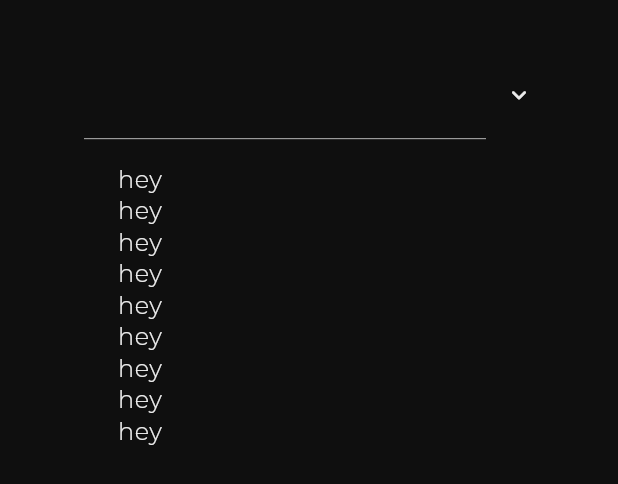
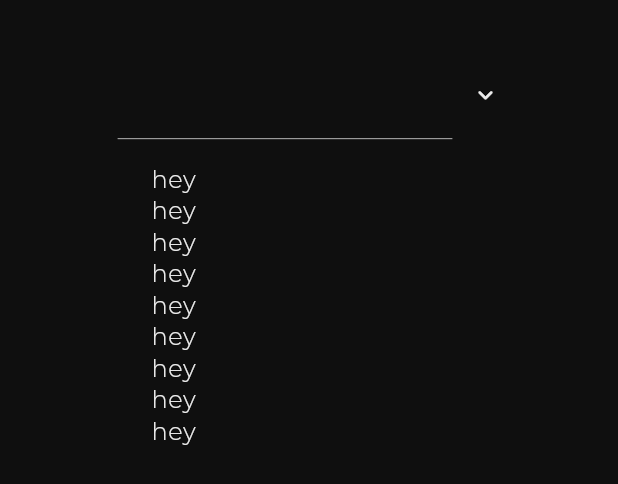
Before and after one commit to voidrt/aqwguide_flutter, a Flutter app: the ExpansionCardWidget widget shown alone on an empty page, opened directly with empty values, after a tap on the "keyboard arrow down" icon, on a phone screen of 412 x 824 dp. Shown: the top 484 px of the screen. Run offline on Flutter 3.47's test engine with Material 2 defaults, Android fonts, the phone set to English and light mode, and no system bars; our stand-ins replace flutter_riverpod, go_router, stack_trace; network calls fail; project files that could hold a hidden picture were left out.

Commit message:
(Temporary?) Fix to weird Column behaviour on Screen Layout

```diff
--- a/lib/general_widgets/expansion_card/expansion_card.dart
+++ b/lib/general_widgets/expansion_card/expansion_card.dart
@@ -19,18 +19,18 @@ class ExpansionCardWidget extends StatelessWidget {
   Widget build(BuildContext context) {
     return ExpansionTile(
       childrenPadding: const EdgeInsets.only(
-        left: PaddingMeasure.exg * 1.4,
+        left: PaddingMeasure.exg * 1.8,
         bottom: PaddingMeasure.g,
       ),
       tilePadding: const EdgeInsets.fromLTRB(
-        PaddingMeasure.exg, //left
+        PaddingMeasure.exg * 1.4, //left
         PaddingMeasure.g, //top
-        PaddingMeasure.exg, //right
+        PaddingMeasure.exg * 1.4, //right
         PaddingMeasure.p, //bottom
       ),
       title: Column(
         crossAxisAlignment: CrossAxisAlignment.start,
-        mainAxisSize: MainAxisSize.min,
+        mainAxisSize: MainAxisSize.max,
         children: [
           LabelText(string: cardTitle),
           const Divider(
--- a/lib/general_widgets/generic_screen/generic_screen.dart
+++ b/lib/general_widgets/generic_screen/generic_screen.dart
@@ -1,5 +1,6 @@
 import 'package:flutter/material.dart';
 import 'package:travel_seila/general_widgets/expansion_card/expansion_card.dart';
+import 'package:travel_seila/general_widgets/page_footer/page_footer.dart';
 import 'package:travel_seila/general_widgets/text_widgets/page_title.dart';
 import 'package:travel_seila/models/page_info_model.dart';
 
@@ -29,7 +30,6 @@ class GenericPageLayout extends StatelessWidget {
           constraints: constraints,
         ),
         Column(
-          mainAxisSize: MainAxisSize.max,
           children: [
             ...pageTopics.map(
               (topic) {
@@ -41,6 +41,10 @@ class GenericPageLayout extends StatelessWidget {
             ),
           ],
         ),
+        const SizedBox(
+          height: 200,
+        ),
+        const PageFooter()
       ],
     );
   }
--- a/lib/general_widgets/scaffold_custom/scaffold_custom.dart
+++ b/lib/general_widgets/scaffold_custom/scaffold_custom.dart
@@ -21,9 +21,10 @@ class ScaffoldWithSideMenu extends StatelessWidget {
   Widget build(BuildContext context) {
     return SafeArea(
       child: Scaffold(
-        extendBody: true,
         backgroundColor: AppColors.background,
-        body: Row(
+        body: ConstrainedBox(
+          constraints: constraints,
+          child: Row(
             children: [
               SideMenu(
                 selectedIndex: pageIndex ?? 0,
@@ -42,6 +43,7 @@ class ScaffoldWithSideMenu extends StatelessWidget {
             ],
           ),
         ),
+      ),
     );
   }
 }
--- a/lib/themes/text_themes.dart
+++ b/lib/themes/text_themes.dart
@@ -8,8 +8,8 @@ class TextStyles {
     color: AppColors.textWhite,
     shadows: [
       Shadow(
-        offset: Offset(-4, -5),
-        blurRadius: 3,
+        offset: Offset(-4, 5),
+        blurRadius: 0,
         color: AppColors.darkGrey1000,
       ),
     ],
```
Also changed, not shown: lib/general_widgets/blurred_image_widget/blurred_image.dart (+10 -10 lines). Lines whose indentation alone changed are shown as unchanged.
